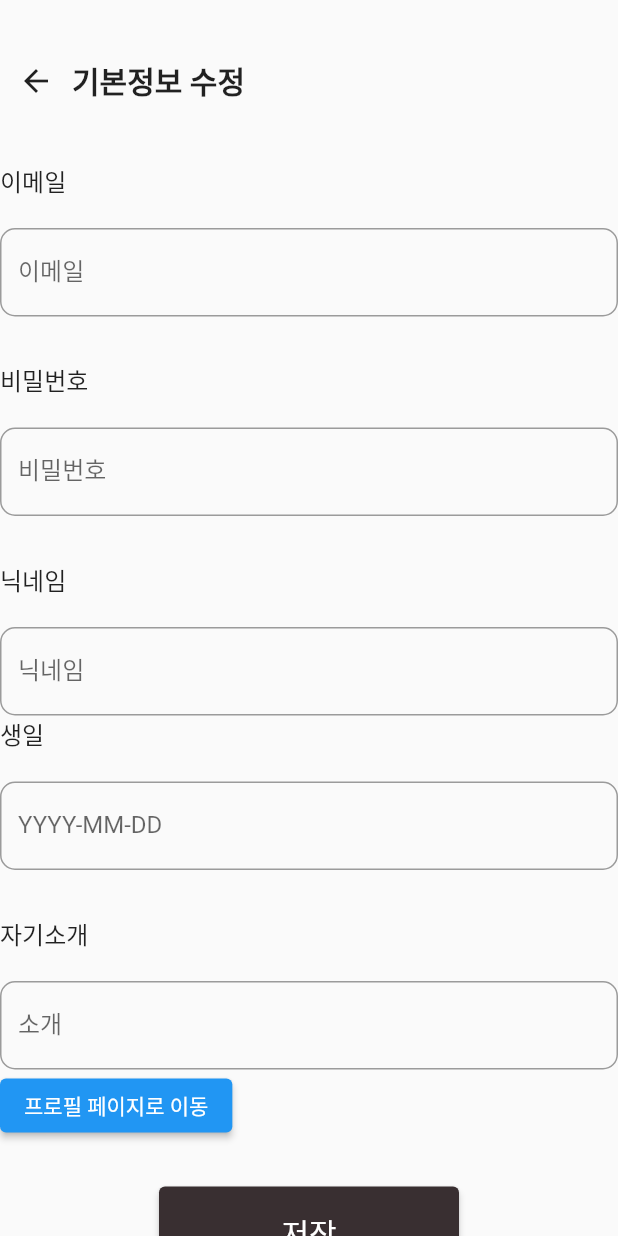
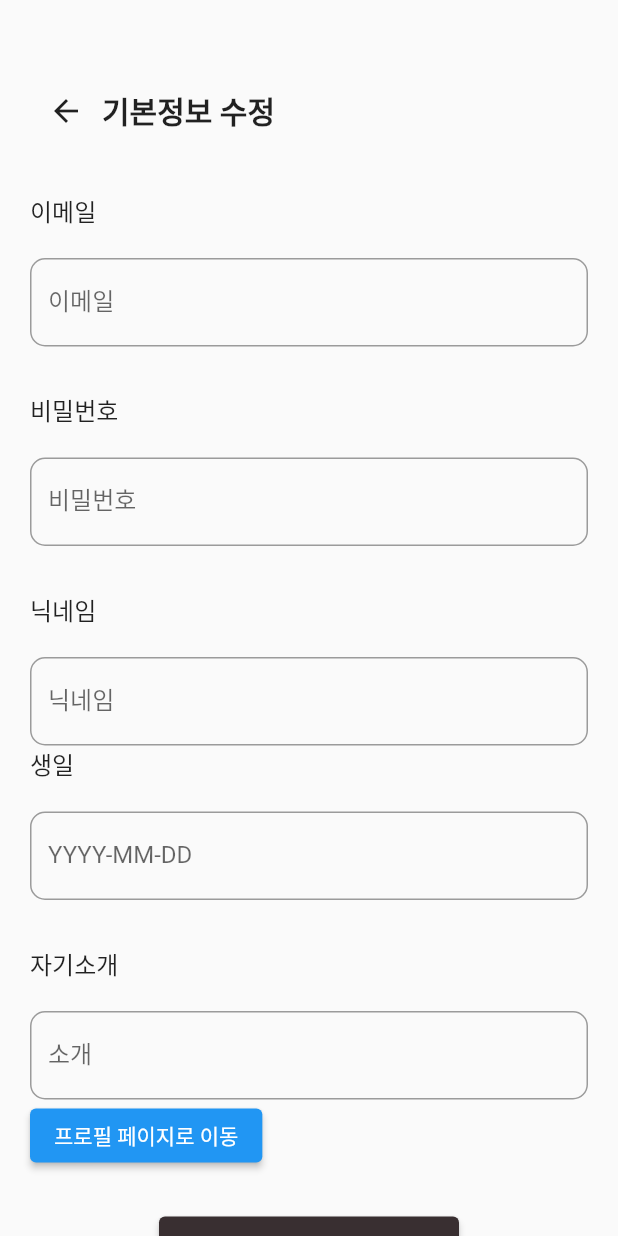
Before and after one commit to lcs9912/flutter_teamPro_indieSpot, a Flutter app: the screen it shows after launch, after a tap on the "pages" icon, on a phone screen of 412 x 824 dp. Run offline on Flutter 3.47's test engine with Material 2 defaults, Android fonts, the light colour scheme and no system bars; our stand-ins replace cloud_firestore, firebase_core, firebase_storage, flutter_rating_bar, image_picker; missing offline and left inert: iamport_flutter; accounts and stored records are empty; Roboto replaces fonts that are missing (Noto_Serif_KR).

Commit message:
페딩줌

```diff
--- a/lib/userEdit.dart
+++ b/lib/userEdit.dart
@@ -163,6 +163,8 @@ class _UserEditState extends State<UserEdit> {
   Widget build(BuildContext context) {
     return Material(
       child: SingleChildScrollView(
+        child: Padding(
+          padding: const EdgeInsets.all(20),
           child: Column(
           mainAxisAlignment: MainAxisAlignment.start,
           // Align children to the start (left)
@@ -306,6 +308,7 @@ class _UserEditState extends State<UserEdit> {
 
           ],
       ),
+        ),
       )
     );
   }
```
Lines whose indentation alone changed are shown as unchanged.
